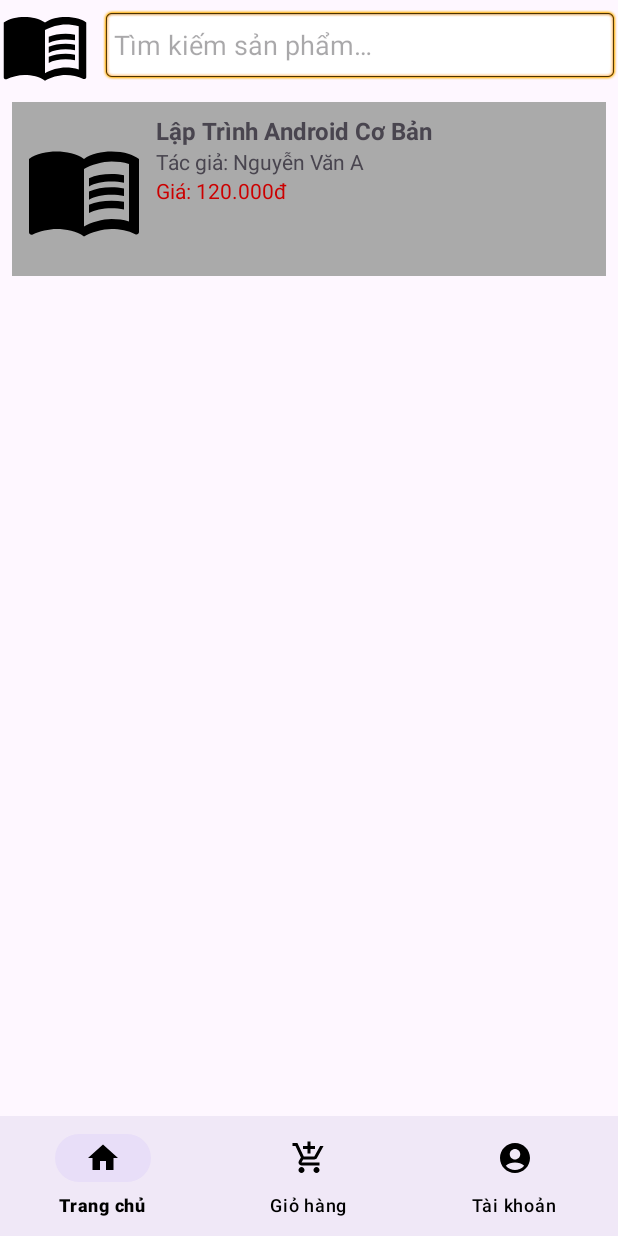
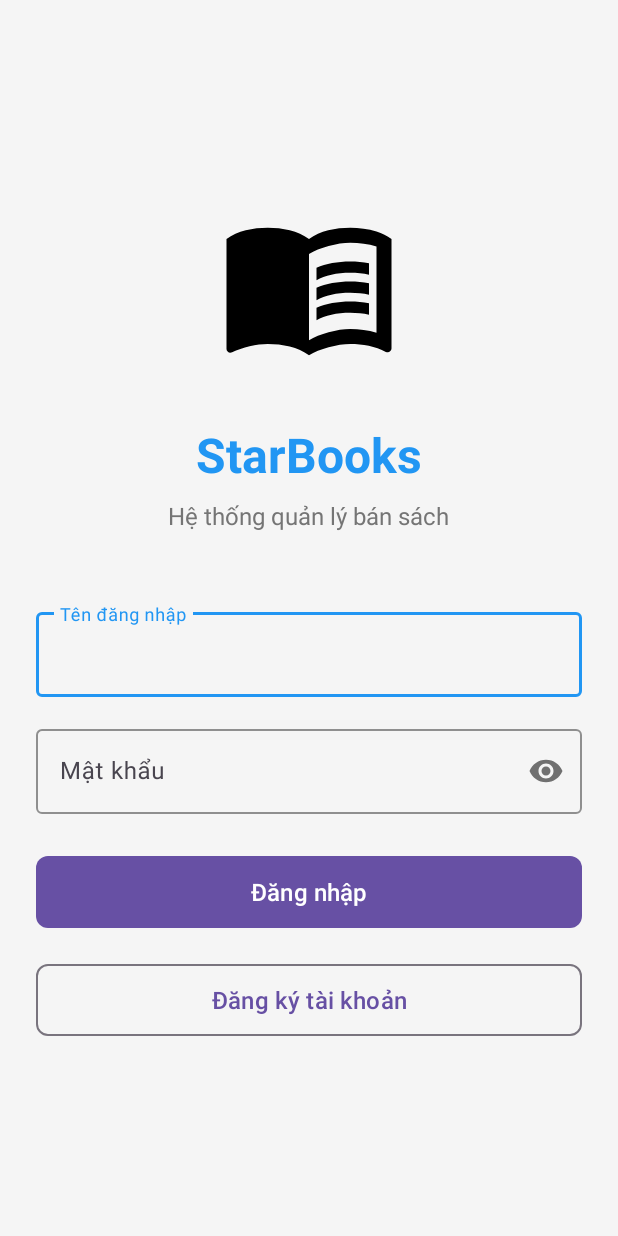
Before and after one commit to DuckAnh03/SBooks, an Android app built with Jetpack Compose: the screen it shows after launch (HomeActivity), on a phone screen of 412 x 824 dp. Run offline under Robolectric (Android 15) with nearby library versions, the phone set to English and light mode, and no system bars.

Commit message:
login layout

```diff
--- a/app/src/main/java/com/example/sbooks/HomeActivity.kt
+++ b/app/src/main/java/com/example/sbooks/HomeActivity.kt
@@ -10,8 +10,8 @@ class HomeActivity : AppCompatActivity() {
     override fun onCreate(savedInstanceState: Bundle?) {
         super.onCreate(savedInstanceState)
         enableEdgeToEdge()
-        setContentView(R.layout.activity_home)
-        ViewCompat.setOnApplyWindowInsetsListener(findViewById(R.id.main)) { v, insets ->
+        setContentView(R.layout.activity_login)
+        ViewCompat.setOnApplyWindowInsetsListener(findViewById(R.id.btnLogin)) { v, insets ->
             val systemBars = insets.getInsets(WindowInsetsCompat.Type.systemBars())
             // chỉ thêm padding top cho status bar, bỏ padding bottom
             v.setPadding(systemBars.left, systemBars.top, systemBars.right, 0)
--- /dev/null
+++ b/app/src/main/res/layout/activity_login.xml
@@ -0,0 +1,94 @@
+<?xml version="1.0" encoding="utf-8"?>
+<LinearLayout xmlns:android="http://schemas.android.com/apk/res/android"
+    xmlns:app="http://schemas.android.com/apk/res-auto"
+    android:layout_width="match_parent"
+    android:layout_height="match_parent"
+    android:orientation="vertical"
+    android:padding="24dp"
+    android:gravity="center"
+    android:background="@color/background_color">
+
+    <ImageView
+        android:layout_width="120dp"
+        android:layout_height="120dp"
+        android:src="@drawable/ic_book_24"
+        android:layout_marginBottom="32dp"
+        android:contentDescription="StarBooks Logo" />
+
+    <TextView
+        android:layout_width="wrap_content"
+        android:layout_height="wrap_content"
+        android:text="StarBooks"
+        android:textSize="32sp"
+        android:textStyle="bold"
+        android:textColor="@color/primary_color"
+        android:layout_marginBottom="8dp" />
+
+    <TextView
+        android:layout_width="wrap_content"
+        android:layout_height="wrap_content"
+        android:text="Hệ thống quản lý bán sách"
+        android:textSize="16sp"
+        android:textColor="@color/secondary_text_color"
+        android:layout_marginBottom="48dp" />
+
+    <com.google.android.material.textfield.TextInputLayout
+        android:layout_width="match_parent"
+        android:layout_height="wrap_content"
+        android:layout_marginBottom="16dp"
+        app:boxStrokeColor="@color/primary_color"
+        app:hintTextColor="@color/primary_color">
+
+        <com.google.android.material.textfield.TextInputEditText
+            android:id="@+id/etUsername"
+            android:layout_width="match_parent"
+            android:layout_height="wrap_content"
+            android:hint="Tên đăng nhập"
+            android:inputType="text"
+            android:maxLines="1" />
+    </com.google.android.material.textfield.TextInputLayout>
+
+    <com.google.android.material.textfield.TextInputLayout
+        android:layout_width="match_parent"
+        android:layout_height="wrap_content"
+        android:layout_marginBottom="24dp"
+        app:boxStrokeColor="@color/primary_color"
+        app:hintTextColor="@color/primary_color"
+        app:passwordToggleEnabled="true">
+
+        <com.google.android.material.textfield.TextInputEditText
+            android:id="@+id/etPassword"
+            android:layout_width="match_parent"
+            android:layout_height="wrap_content"
+            android:hint="Mật khẩu"
+            android:inputType="textPassword"
+            android:maxLines="1" />
+    </com.google.android.material.textfield.TextInputLayout>
+
+    <TextView
+        android:id="@+id/tvError"
+        android:layout_width="match_parent"
+        android:layout_height="wrap_content"
+        android:textColor="@color/error_color"
+        android:textSize="14sp"
+        android:visibility="gone"
+        android:layout_marginBottom="16dp" />
+
+    <com.google.android.material.button.MaterialButton
+        android:id="@+id/btnLogin"
+        android:layout_width="match_parent"
+        android:layout_height="56dp"
+        android:text="Đăng nhập"
+        android:textSize="16sp"
+        android:layout_marginBottom="16dp"
+        app:cornerRadius="8dp" />
+
+    <com.google.android.material.button.MaterialButton
+        android:id="@+id/btnRegister"
+        android:layout_width="match_parent"
+        android:layout_height="56dp"
+        android:text="Đăng ký tài khoản"
+        android:textSize="16sp"
+        style="@style/Widget.Material3.Button.OutlinedButton"
+        app:cornerRadius="8dp" />
+</LinearLayout>
--- a/app/src/main/res/values/colors.xml
+++ b/app/src/main/res/values/colors.xml
@@ -7,4 +7,19 @@
     <color name="teal_700">#FF018786</color>
     <color name="black">#FF000000</color>
     <color name="white">#FFFFFFFF</color>
+    <color name="primary_color">#2196F3</color>
+    <color name="primary_dark_color">#1976D2</color>
+    <color name="accent_color">#FF9800</color>
+    <color name="background_color">#F5F5F5</color>
+
+
+    <color name="light_gray">#E0E0E0</color>
+    <color name="gray">#9E9E9E</color>
+
+    <color name="primary_text_color">#212121</color>
+    <color name="secondary_text_color">#757575</color>
+    <color name="price_color">#4CAF50</color>
+    <color name="success_color">#4CAF50</color>
+    <color name="error_color">#F44336</color>
+    <color name="warning_color">#FF9800</color>
 </resources>
```
